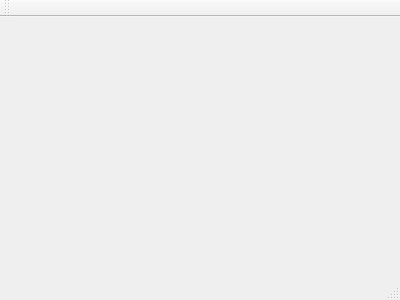
This is mainwindow.ui in Twicee/shopping_cart as Qt 5 draws it before an edit. The edited form follows.
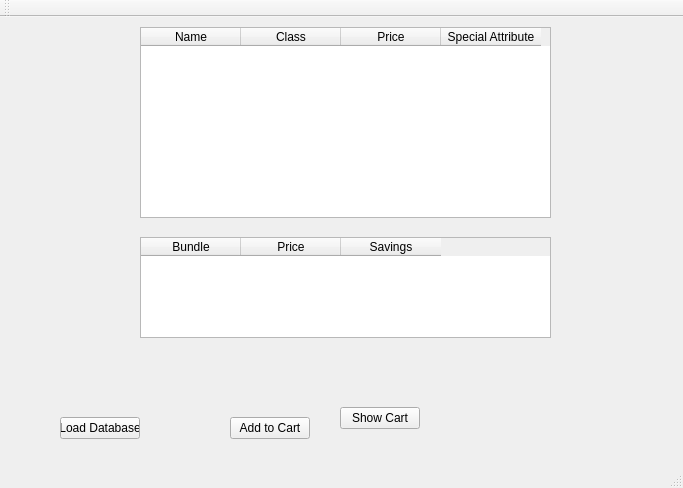
This is the edited form.

Commit message: Added project 1 database files

Diff of the .ui file:
```diff
--- a/mainwindow.ui
+++ b/mainwindow.ui
@@ -1,24 +1,134 @@
 <ui version="4.0">
  <class>MainWindow</class>
- <widget class="QMainWindow" name="MainWindow" >
-  <property name="geometry" >
+ <widget class="QMainWindow" name="MainWindow">
+  <property name="geometry">
    <rect>
     <x>0</x>
     <y>0</y>
-    <width>400</width>
-    <height>300</height>
+    <width>683</width>
+    <height>488</height>
    </rect>
   </property>
   <property name="windowTitle" >
    <string>MainWindow</string>
   </property>
-  <widget class="QMenuBar" name="menuBar" />
-  <widget class="QToolBar" name="mainToolBar" />
-  <widget class="QWidget" name="centralWidget" />
-  <widget class="QStatusBar" name="statusBar" />
+  <widget class="QWidget" name="centralWidget">
+   <widget class="QPushButton" name="pushButton">
+    <property name="geometry">
+     <rect>
+      <x>60</x>
+      <y>400</y>
+      <width>80</width>
+      <height>22</height>
+     </rect>
+    </property>
+    <property name="text">
+     <string>Load Database</string>
+    </property>
+   </widget>
+   <widget class="QPushButton" name="pushButton_2">
+    <property name="geometry">
+     <rect>
+      <x>230</x>
+      <y>400</y>
+      <width>80</width>
+      <height>22</height>
+     </rect>
+    </property>
+    <property name="text">
+     <string>Add to Cart</string>
+    </property>
+   </widget>
+   <widget class="QPushButton" name="pushButton_3">
+    <property name="geometry">
+     <rect>
+      <x>340</x>
+      <y>390</y>
+      <width>80</width>
+      <height>22</height>
+     </rect>
+    </property>
+    <property name="text">
+     <string>Show Cart</string>
+    </property>
+   </widget>
+   <widget class="QTableWidget" name="tableWidget">
+    <property name="geometry">
+     <rect>
+      <x>140</x>
+      <y>10</y>
+      <width>411</width>
+      <height>191</height>
+     </rect>
+    </property>
+    <column>
+     <property name="text">
+      <string>Name</string>
+     </property>
+    </column>
+    <column>
+     <property name="text">
+      <string>Class</string>
+     </property>
+    </column>
+    <column>
+     <property name="text">
+      <string>Price</string>
+     </property>
+    </column>
+    <column>
+     <property name="text">
+      <string>Special Attribute</string>
+     </property>
+    </column>
+   </widget>
+   <widget class="QTableWidget" name="tableWidget_2">
+    <property name="geometry">
+     <rect>
+      <x>140</x>
+      <y>220</y>
+      <width>411</width>
+      <height>101</height>
+     </rect>
+    </property>
+    <column>
+     <property name="text">
+      <string>Bundle</string>
+     </property>
+    </column>
+    <column>
+     <property name="text">
+      <string>Price</string>
+     </property>
+    </column>
+    <column>
+     <property name="text">
+      <string>Savings</string>
+     </property>
+    </column>
+   </widget>
+  </widget>
+  <widget class="QMenuBar" name="menuBar">
+   <property name="geometry">
+    <rect>
+     <x>0</x>
+     <y>0</y>
+     <width>683</width>
+     <height>21</height>
+    </rect>
+   </property>
+  </widget>
+  <widget class="QToolBar" name="mainToolBar">
+   <attribute name="toolBarArea">
+    <enum>TopToolBarArea</enum>
+   </attribute>
+   <attribute name="toolBarBreak">
+    <bool>false</bool>
+   </attribute>
+  </widget>
+  <widget class="QStatusBar" name="statusBar"/>
  </widget>
- <layoutDefault spacing="6" margin="11" />
- <pixmapfunction></pixmapfunction>
+ <layoutdefault spacing="6" margin="11"/>
  <resources/>
  <connections/>
 </ui>
```
Left out of the diff: 3 changed lines with no effect on the pictures. The commit also changes 24 other files.
